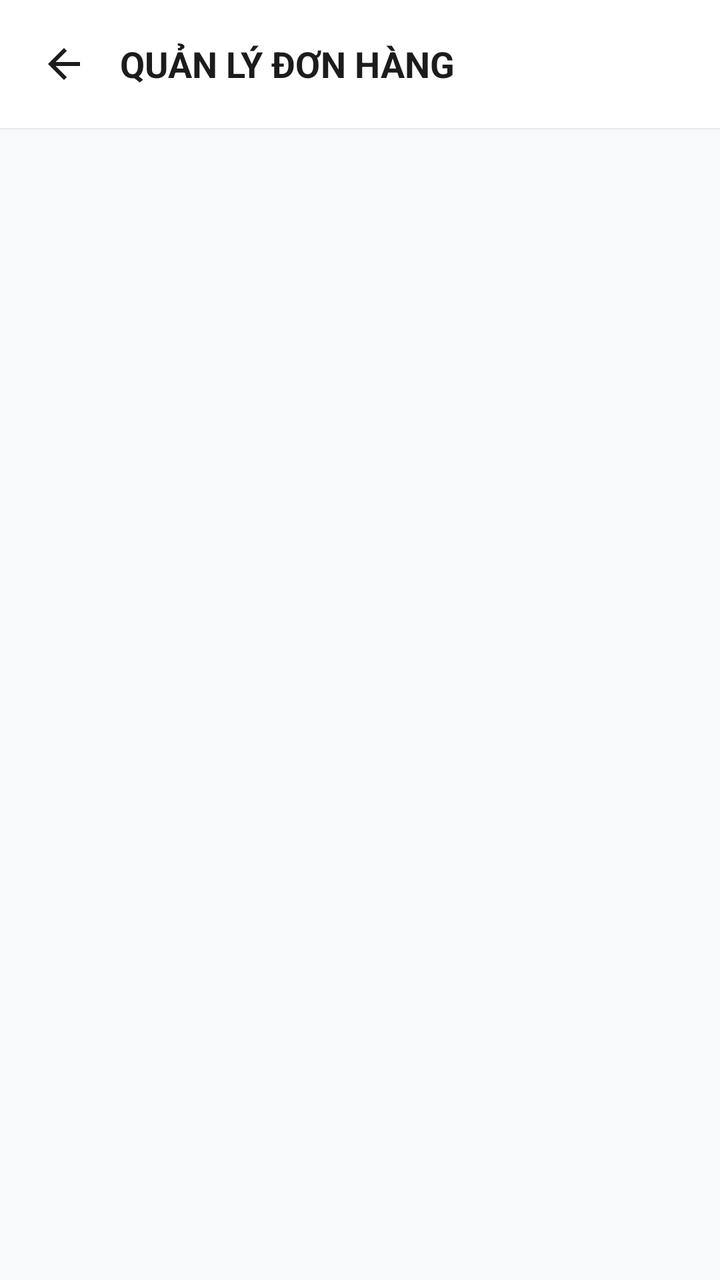
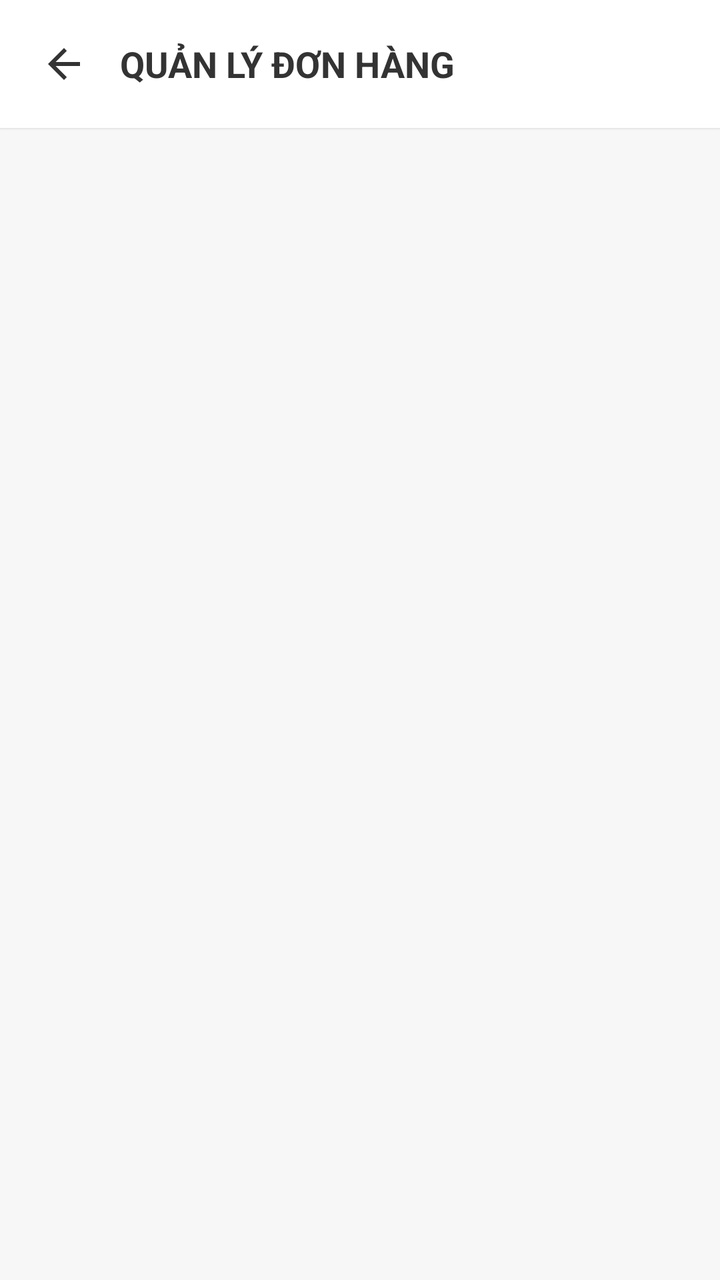

An Android layout rendered at two revisions. The XML below is the earlier revision; the diff shows what the commit changed to produce the second picture.
<!-- AndroidManifest.xml: application theme Theme.MobileDeviceStoreTDMU -->
<!-- res/layout/activity_quan_ly_don_hang.xml -->
<?xml version="1.0" encoding="utf-8"?>
<LinearLayout xmlns:android="http://schemas.android.com/apk/res/android"
    xmlns:tools="http://schemas.android.com/tools"
    android:layout_width="match_parent"
    android:layout_height="match_parent"
    android:orientation="vertical"
    android:background="#F8F9FA"
    android:fitsSystemWindows="true"
    tools:context=".activity.QuanLyDonHangActivity">

    
    <LinearLayout
        android:layout_width="match_parent"
        android:layout_height="wrap_content"
        android:background="#FFFFFF"
        android:elevation="1dp"
        android:padding="16dp"
        android:orientation="horizontal"
        android:gravity="center_vertical">

        <ImageView
            android:id="@+id/btnBackHeader"
            android:layout_width="32dp"
            android:layout_height="32dp"
            android:src="@drawable/ic_arrow_back"
            android:background="?attr/selectableItemBackgroundBorderless"
            android:padding="4dp"
            android:layout_marginEnd="12dp" />

        <TextView
            android:layout_width="0dp"
            android:layout_height="wrap_content"
            android:layout_weight="1"
            android:text="QUẢN LÝ ĐƠN HÀNG"
            android:textColor="#1C1C1C"
            android:textSize="18sp"
            android:textStyle="bold" />

    </LinearLayout>

    <TextView
        android:id="@+id/tvEmptyQuanLyDonHang"
        android:layout_width="match_parent"
        android:layout_height="match_parent"
        android:text="Chưa có đơn hàng nào trong hệ thống!"
        android:textColor="#8E8E93"
        android:textSize="15sp"
        android:gravity="center"
        android:visibility="gone" />

    <androidx.recyclerview.widget.RecyclerView
        android:id="@+id/rvQuanLyDonHang"
        android:layout_width="match_parent"
        android:layout_height="match_parent"
        android:clipToPadding="false"
        android:paddingBottom="16dp" />

</LinearLayout>
<!-- resources referenced by this layout -->
<resources>
  <!-- drawable ic_arrow_back (drawable) -->
  <vector xmlns:android="http://schemas.android.com/apk/res/android"
      android:width="24dp"
      android:height="24dp"
      android:viewportWidth="24"
      android:viewportHeight="24">
      <path
          android:fillColor="#1C1C1C"
          android:pathData="M20,11H7.83l5.59,-5.59L12,4l-8,8 8,8 1.41,-1.41L7.83,13H20v-2z"/>
  </vector>
  <style name="Theme.MobileDeviceStoreTDMU" parent="Base.Theme.MobileDeviceStoreTDMU" />
  <style name="Base.Theme.MobileDeviceStoreTDMU" parent="Theme.Material3.DayNight.NoActionBar">
          
          
      </style>
</resources>

<!-- the commit's change to res/layout/activity_quan_ly_don_hang.xml (unified diff, before → after) -->
@@ -1,10 +1,11 @@
 <?xml version="1.0" encoding="utf-8"?>
 <LinearLayout xmlns:android="http://schemas.android.com/apk/res/android"
     xmlns:tools="http://schemas.android.com/tools"
+    xmlns:app="http://schemas.android.com/apk/res-auto"
     android:layout_width="match_parent"
     android:layout_height="match_parent"
     android:orientation="vertical"
-    android:background="#F8F9FA"
+    android:background="@color/bg_light"
     android:fitsSystemWindows="true"
     tools:context=".activity.QuanLyDonHangActivity">
 
@@ -12,7 +13,7 @@
     <LinearLayout
         android:layout_width="match_parent"
         android:layout_height="wrap_content"
-        android:background="#FFFFFF"
+        android:background="@color/bg_white"
         android:elevation="1dp"
         android:padding="16dp"
         android:orientation="horizontal"
@@ -25,6 +26,7 @@
             android:src="@drawable/ic_arrow_back"
             android:background="?attr/selectableItemBackgroundBorderless"
             android:padding="4dp"
+            app:tint="@color/text_primary"
             android:layout_marginEnd="12dp" />
 
         <TextView
@@ -32,7 +34,7 @@
             android:layout_height="wrap_content"
             android:layout_weight="1"
             android:text="QUẢN LÝ ĐƠN HÀNG"
-            android:textColor="#1C1C1C"
+            android:textColor="@color/text_primary"
             android:textSize="18sp"
             android:textStyle="bold" />
 
@@ -43,8 +45,8 @@
         android:layout_width="match_parent"
         android:layout_height="match_parent"
         android:text="Chưa có đơn hàng nào trong hệ thống!"
-        android:textColor="#8E8E93"
-        android:textSize="15sp"
+        android:textColor="@color/text_secondary"
+        android:textSize="16sp"
         android:gravity="center"
         android:visibility="gone" />
 
@@ -53,6 +55,6 @@
         android:layout_width="match_parent"
         android:layout_height="match_parent"
         android:clipToPadding="false"
-        android:paddingBottom="16dp" />
+        android:padding="12dp" />
 
 </LinearLayout>
<!-- resource entries referenced after the edit -->
@@ -1,5 +1,9 @@
 <!-- resources referenced by this layout -->
 <resources>
+  <color name="bg_light">#F7F7F7</color>
+  <color name="bg_white">#FFFFFF</color>
+  <color name="text_primary">#333333</color>
+  <color name="text_secondary">#8E8E93</color>
   <!-- drawable ic_arrow_back (drawable) -->
   <vector xmlns:android="http://schemas.android.com/apk/res/android"
       android:width="24dp"
